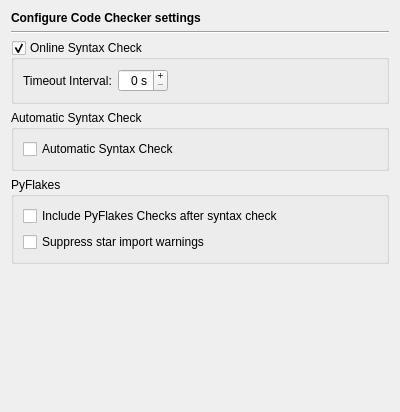
testmana2/test, file Preferences/ConfigurationPages/EditorSyntaxPage.ui: the form before one commit.
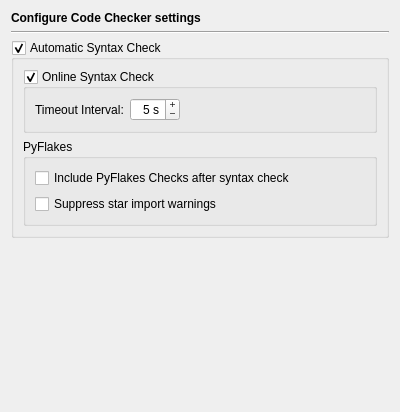
The form after the commit.

Commit message: Config options to the editor syntax checker page rearranged.

```diff
--- a/Preferences/ConfigurationPages/EditorSyntaxPage.ui
+++ b/Preferences/ConfigurationPages/EditorSyntaxPage.ui
@@ -35,6 +35,21 @@
     </widget>
    </item>
    <item>
+    <widget class="QGroupBox" name="automaticSyntaxCheckCheckBox">
+     <property name="toolTip">
+      <string>Select, whether source files should be checked automatically for syntax errors</string>
+     </property>
+     <property name="whatsThis">
+      <string>&lt;b&gt;Automatic Syntax Check&lt;/b&gt;&lt;p&gt;Select to enable the automatic syntax checker. The syntax is checked, when a file is loaded or saved or the programming language of the editor is selected.&lt;/p&gt;</string>
+     </property>
+     <property name="title">
+      <string>Automatic Syntax Check</string>
+     </property>
+     <property name="checkable">
+      <bool>true</bool>
+     </property>
+     <layout class="QVBoxLayout" name="verticalLayout_3">
+      <item>
     <widget class="QGroupBox" name="onlineCheckBox">
      <property name="toolTip">
       <string>Select to enable the online syntax checker</string>
@@ -73,6 +88,9 @@
         <property name="suffix">
          <string> s</string>
         </property>
+           <property name="value">
+            <number>5</number>
+           </property>
        </widget>
       </item>
       <item>
@@ -91,28 +109,6 @@
      </layout>
     </widget>
    </item>
-   <item>
-    <widget class="QGroupBox" name="groupBox">
-     <property name="title">
-      <string>Automatic Syntax Check</string>
-     </property>
-     <layout class="QHBoxLayout" name="horizontalLayout_2">
-      <item>
-       <widget class="QCheckBox" name="automaticSyntaxCheckCheckBox">
-        <property name="toolTip">
-         <string>Select, whether source files should be checked automatically for syntax errors</string>
-        </property>
-        <property name="whatsThis">
-         <string>&lt;b&gt;Automatic Syntax Check&lt;/b&gt;&lt;p&gt;Select to enable the automatic syntax checker. The syntax is checked, when a file is loaded or saved or the programming language of the editor is selected.&lt;/p&gt;</string>
-        </property>
-        <property name="text">
-         <string>Automatic Syntax Check</string>
-        </property>
-       </widget>
-      </item>
-     </layout>
-    </widget>
-   </item>
    <item>
     <widget class="QGroupBox" name="groupBox_2">
      <property name="title">
@@ -137,6 +133,9 @@
         <property name="text">
          <string>Suppress star import warnings</string>
         </property>
+          </widget>
+         </item>
+        </layout>
        </widget>
       </item>
      </layout>
```
Lines whose indentation alone changed are shown as unchanged.
